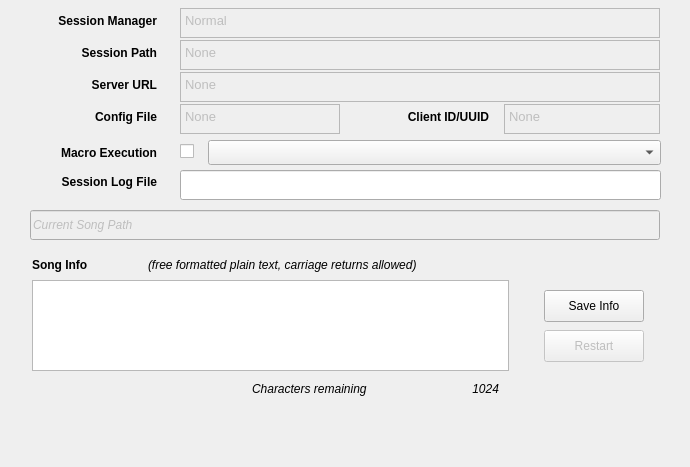
Before: the Qt Designer form seq_qt5/forms/qsessionframe.ui in ahlstromcj/seq66, drawn with Qt 5.
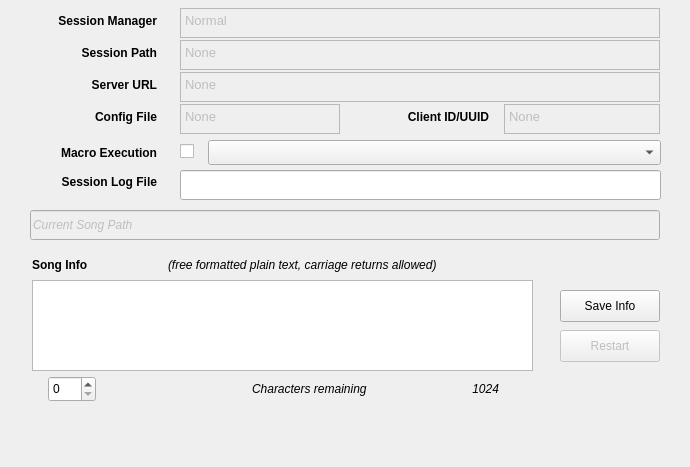
After: the same form once the commit is applied.

Commit message: Future spinbox for song-info, need to fix 256-char limit.

Patch:
```diff
--- a/seq_qt5/forms/qsessionframe.ui
+++ b/seq_qt5/forms/qsessionframe.ui
@@ -188,7 +188,7 @@
    </property>
    <property name="geometry">
     <rect>
-     <x>544</x>
+     <x>560</x>
      <y>330</y>
      <width>100</width>
      <height>32</height>
@@ -509,7 +509,7 @@
     <rect>
      <x>32</x>
      <y>280</y>
-     <width>477</width>
+     <width>501</width>
      <height>91</height>
     </rect>
    </property>
@@ -540,9 +540,9 @@
   <widget class="QLabel" name="label_3">
    <property name="geometry">
     <rect>
-     <x>148</x>
+     <x>168</x>
      <y>256</y>
-     <width>493</width>
+     <width>393</width>
      <height>17</height>
     </rect>
    </property>
@@ -597,7 +597,7 @@
   <widget class="QPushButton" name="pushButtonSaveInfo">
    <property name="geometry">
     <rect>
-     <x>544</x>
+     <x>560</x>
      <y>290</y>
      <width>100</width>
      <height>32</height>
@@ -619,6 +619,16 @@
     <string>Save Info</string>
    </property>
   </widget>
+  <widget class="QSpinBox" name="spinBoxTrackInfo">
+   <property name="geometry">
+    <rect>
+     <x>48</x>
+     <y>376</y>
+     <width>48</width>
+     <height>26</height>
+    </rect>
+   </property>
+  </widget>
  </widget>
  <tabstops>
   <tabstop>sessionManagerNameText</tabstop>
```
Left out of the diff: 53 changed lines with no effect on the pictures. The commit also changes 5 other files.
